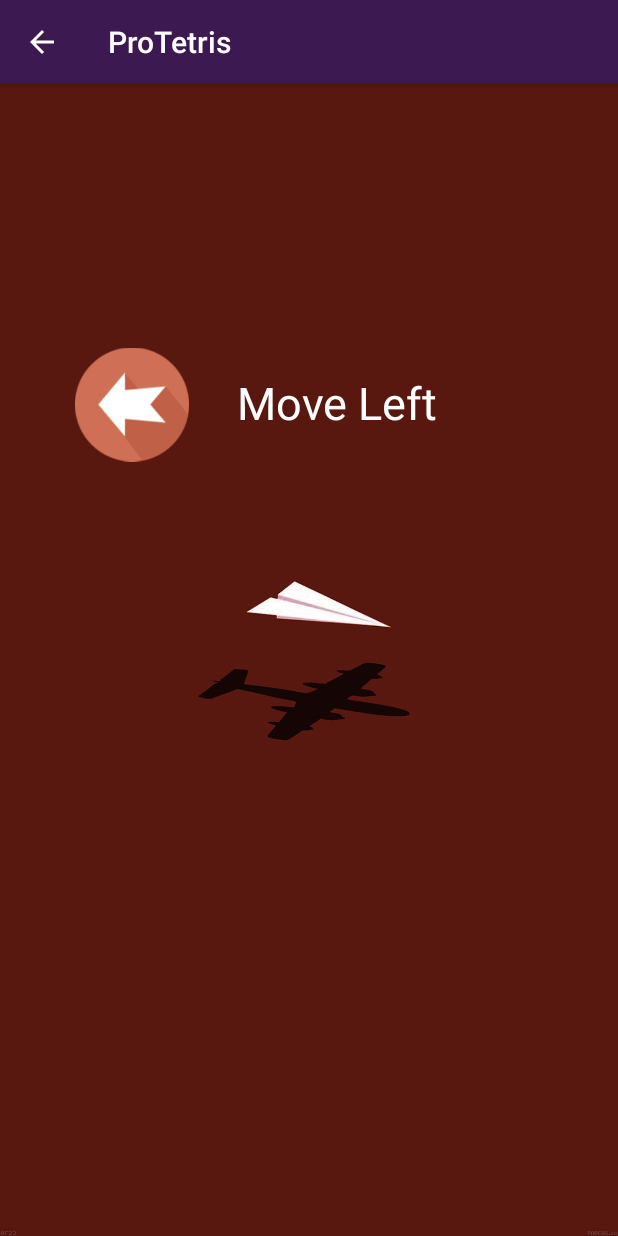
After one commit to Sebas104/calidad-tetris, an Android app: the Controls screen opened directly, with no data from a screen before it, on a phone screen of 412 x 824 dp. The commit adds this screen. Run offline under Robolectric (Android 15) with nearby library versions, the phone set to English and light mode, and no system bars; Roboto replaces fonts that are not available here.

Commit message:
Cambios varios

```diff
--- a/app/src/main/AndroidManifest.xml
+++ b/app/src/main/AndroidManifest.xml
@@ -5,8 +5,8 @@
 
     <application
         android:allowBackup="true"
+        android:icon="@mipmap/ic_launcher"
         android:isGame="true"
-        android:icon="@mipmap/ic_launcher"
         android:label="@string/app_name"
         android:roundIcon="@mipmap/ic_launcher_round"
         android:supportsRtl="true"
@@ -24,8 +24,19 @@
         </activity>
         <activity
             android:name=".ProTetris"
+            android:parentActivityName=".MainActivity"
+            android:screenOrientation="portrait">
+
+            <!-- The meta-data tag is required if you support API level 15 and lower -->
+            <meta-data
+                android:name="android.support.PARENT_ACTIVITY"
+                android:value=".MainActivity" />
+        </activity>
+        <activity
+            android:name=".Controls"
+            android:parentActivityName=".MainActivity"
             android:screenOrientation="portrait"
-            android:parentActivityName=".MainActivity">
+            android:theme="@style/AppControlsTheme">
 
             <!-- The meta-data tag is required if you support API level 15 and lower -->
             <meta-data
--- /dev/null
+++ b/app/src/main/java/com/example/protetris/Controls.java
@@ -0,0 +1,14 @@
+package com.example.protetris;
+
+import androidx.appcompat.app.AppCompatActivity;
+
+import android.os.Bundle;
+
+public class Controls extends AppCompatActivity {
+
+    @Override
+    protected void onCreate(Bundle savedInstanceState) {
+        super.onCreate(savedInstanceState);
+        setContentView(R.layout.activity_controls);
+    }
+}
--- a/app/src/main/java/com/example/protetris/MainActivity.java
+++ b/app/src/main/java/com/example/protetris/MainActivity.java
@@ -29,4 +29,9 @@ public class MainActivity extends AppCompatActivity {
         intent.setFlags(Intent.FLAG_ACTIVITY_NEW_TASK);
         startActivity(intent);
     }
+
+    public void enterControls(View view) {
+        Intent intent = new Intent(this, Controls.class);
+        startActivity(intent);
+    }
 }
--- /dev/null
+++ b/app/src/main/res/layout/activity_controls.xml
@@ -0,0 +1,33 @@
+<?xml version="1.0" encoding="utf-8"?>
+<androidx.constraintlayout.widget.ConstraintLayout xmlns:android="http://schemas.android.com/apk/res/android"
+    xmlns:app="http://schemas.android.com/apk/res-auto"
+    xmlns:tools="http://schemas.android.com/tools"
+    android:layout_width="match_parent"
+    android:layout_height="match_parent"
+    android:background="@drawable/controls_bg"
+    tools:context=".Controls">
+
+    <ImageView
+        android:id="@+id/imageView5"
+        android:layout_width="76dp"
+        android:layout_height="87dp"
+        android:layout_marginStart="50dp"
+        android:layout_marginTop="170dp"
+        app:layout_constraintStart_toStartOf="parent"
+        app:layout_constraintTop_toTopOf="parent"
+        app:srcCompat="@drawable/left" />
+
+    <TextView
+        android:id="@+id/textLeft"
+        android:layout_width="wrap_content"
+        android:layout_height="wrap_content"
+        android:layout_marginStart="32dp"
+        android:layout_marginTop="192dp"
+        android:text="Move Left"
+        android:textAppearance="@style/TextAppearance.AppCompat.Medium"
+        android:textColor="#FFFFFF"
+        android:textSize="30dp"
+        app:autoSizeTextType="uniform"
+        app:layout_constraintStart_toEndOf="@+id/imageView5"
+        app:layout_constraintTop_toTopOf="parent" />
+</androidx.constraintlayout.widget.ConstraintLayout>
--- a/app/src/main/res/layout/activity_main.xml
+++ b/app/src/main/res/layout/activity_main.xml
@@ -25,10 +25,11 @@
         android:layout_marginTop="25dp"
         android:background="@drawable/round_button"
         android:fontFamily="@font/lemon"
+        android:onClick="enterControls"
         android:text="CONTROLS"
         android:textColor="@android:color/white"
+
         android:textSize="22sp"
-
         android:textStyle="bold"
         app:layout_constraintEnd_toEndOf="parent"
         app:layout_constraintStart_toStartOf="parent"
--- a/app/src/main/res/values/styles.xml
+++ b/app/src/main/res/values/styles.xml
@@ -9,6 +9,13 @@
         <item name="colorPrimaryDark">@color/colorPrimaryDark</item>
         <item name="colorAccent">@color/colorAccent</item>
     </style>
+    <!-- Control layout theme. -->
+    <style name="AppControlsTheme" parent="Theme.AppCompat.DayNight.DarkActionBar">
+        <!-- Customize your theme here. -->
+        <item name="colorPrimary">@color/colorPrimary</item>
+        <item name="colorPrimaryDark">@color/colorPrimaryDark</item>
+        <item name="colorAccent">@color/colorAccent</item>
+    </style>
     <!-- Splash screen theme. -->
     <style name="SplashScreenTheme" parent="AppTheme">
         <item name="android:windowBackground">@drawable/splash_screen</item>
```
Also changed, not shown: app/src/main/res/drawable/controls_bg.png (added).
